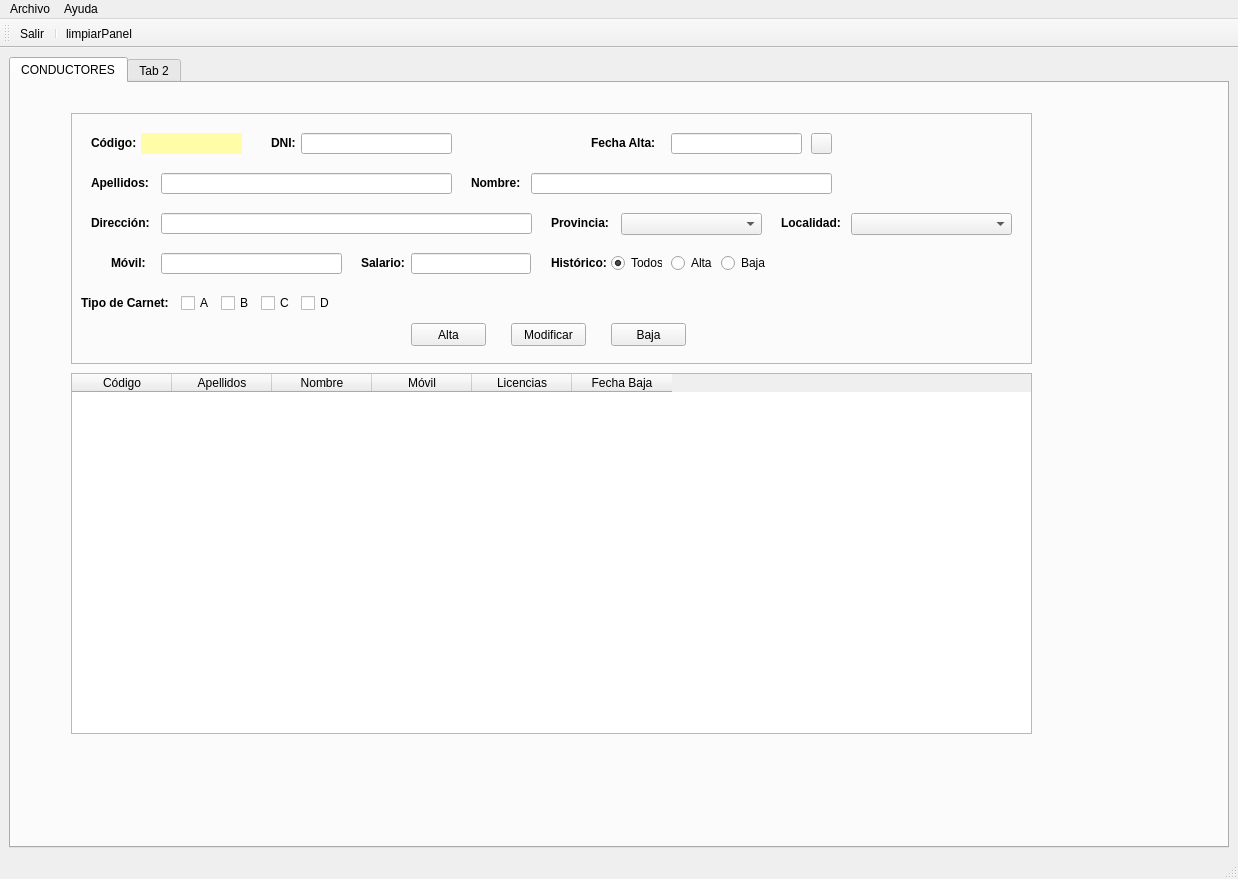
Qt form TEMA 1/templates/MainWindow.ui (braisdp6/2DAM_DI) before a commit.
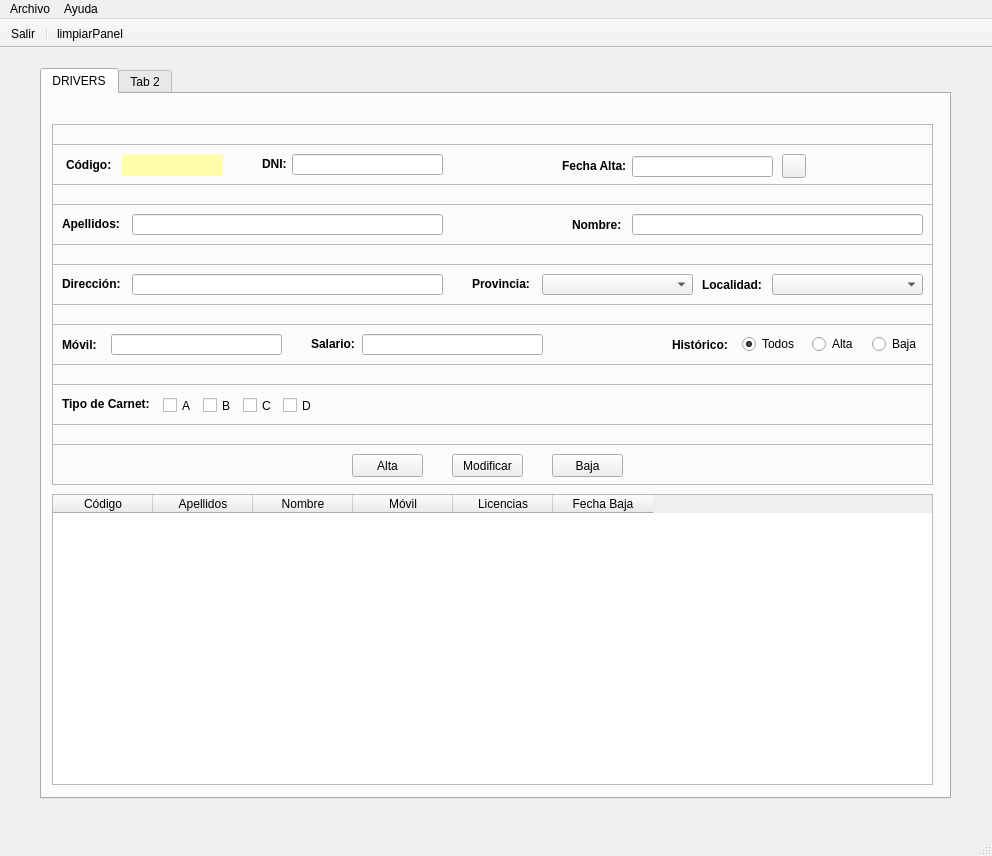
The same form after that commit. Icons and pictures are not drawn.

The edit to the form file:
```diff
--- a/TEMA 1/templates/MainWindow.ui
+++ b/TEMA 1/templates/MainWindow.ui
@@ -6,35 +6,19 @@
    <rect>
     <x>0</x>
     <y>0</y>
-    <width>1238</width>
-    <height>879</height>
+    <width>992</width>
+    <height>856</height>
    </rect>
   </property>
   <property name="sizePolicy">
-   <sizepolicy hsizetype="Expanding" vsizetype="Expanding">
+   <sizepolicy hsizetype="Maximum" vsizetype="Maximum">
     <horstretch>0</horstretch>
     <verstretch>0</verstretch>
    </sizepolicy>
   </property>
-  <property name="minimumSize">
-   <size>
-    <width>1024</width>
-    <height>768</height>
-   </size>
-  </property>
   <property name="windowTitle">
    <string>MainWindow</string>
   </property>
-  <property name="windowIcon">
-   <iconset>
-    <normaloff>C:/Users/a19braisdp/.designer/backup/img/taxi.ico</normaloff>C:/Users/a19braisdp/.designer/backup/img/taxi.ico</iconset>
-  </property>
-  <property name="iconSize">
-   <size>
-    <width>24</width>
-    <height>24</height>
-   </size>
-  </property>
   <widget class="QWidget" name="centralwidget">
    <property name="sizePolicy">
     <sizepolicy hsizetype="Expanding" vsizetype="Expanding">
@@ -42,19 +26,30 @@
      <verstretch>0</verstretch>
     </sizepolicy>
    </property>
-   <layout class="QGridLayout" name="gridLayout">
-    <item row="0" column="0">
+   <property name="minimumSize">
+    <size>
+     <width>992</width>
+     <height>781</height>
+    </size>
+   </property>
+   <widget class="QWidget" name="gridLayoutWidget">
+    <property name="geometry">
+     <rect>
+      <x>40</x>
+      <y>20</y>
+      <width>911</width>
+      <height>731</height>
+     </rect>
+    </property>
+    <layout class="QHBoxLayout" name="horizontalLayout">
+     <item>
+      <layout class="QVBoxLayout" name="vLayoutDentroVentana">
+       <item>
      <widget class="QTabWidget" name="panelPrincipal">
-      <property name="sizePolicy">
-       <sizepolicy hsizetype="Expanding" vsizetype="Expanding">
-        <horstretch>2</horstretch>
-        <verstretch>2</verstretch>
-       </sizepolicy>
-      </property>
       <property name="minimumSize">
        <size>
-        <width>980</width>
-        <height>700</height>
+           <width>907</width>
+           <height>727</height>
        </size>
       </property>
       <property name="currentIndex">
@@ -67,16 +62,28 @@
          <verstretch>0</verstretch>
         </sizepolicy>
        </property>
+          <property name="minimumSize">
+           <size>
+            <width>1</width>
+            <height>0</height>
+           </size>
+          </property>
+          <property name="font">
+           <font>
+            <weight>50</weight>
+            <bold>false</bold>
+           </font>
+          </property>
        <attribute name="title">
-        <string>CONDUCTORES</string>
-       </attribute>
-       <widget class="QFrame" name="frameConductores">
+           <string>DRIVERS</string>
+          </attribute>
+          <widget class="QFrame" name="frameInsertarDatos">
         <property name="geometry">
          <rect>
-          <x>60</x>
+             <x>10</x>
           <y>30</y>
-          <width>961</width>
-          <height>251</height>
+             <width>881</width>
+             <height>361</height>
          </rect>
         </property>
         <property name="sizePolicy">
@@ -85,168 +92,64 @@
           <verstretch>0</verstretch>
          </sizepolicy>
         </property>
+           <property name="minimumSize">
+            <size>
+             <width>881</width>
+             <height>361</height>
+            </size>
+           </property>
         <property name="frameShape">
          <enum>QFrame::StyledPanel</enum>
         </property>
         <property name="frameShadow">
          <enum>QFrame::Plain</enum>
         </property>
-        <property name="lineWidth">
-         <number>5</number>
-        </property>
-        <property name="midLineWidth">
-         <number>0</number>
-        </property>
-        <widget class="QLineEdit" name="txtApel">
+           <widget class="QFrame" name="frame">
          <property name="geometry">
           <rect>
-           <x>90</x>
-           <y>60</y>
-           <width>291</width>
-           <height>21</height>
-          </rect>
-         </property>
-         <property name="minimumSize">
-          <size>
-           <width>0</width>
-           <height>0</height>
-          </size>
-         </property>
-        </widget>
-        <widget class="QLabel" name="lblFechaAlta">
-         <property name="geometry">
-          <rect>
-           <x>520</x>
+              <x>0</x>
            <y>20</y>
-           <width>71</width>
-           <height>20</height>
-          </rect>
-         </property>
-         <property name="font">
-          <font>
-           <weight>75</weight>
-           <bold>true</bold>
-          </font>
-         </property>
-         <property name="styleSheet">
-          <string notr="true"/>
-         </property>
-         <property name="text">
-          <string>Fecha Alta:</string>
-         </property>
-        </widget>
-        <widget class="QLineEdit" name="txtDni">
+              <width>881</width>
+              <height>41</height>
+             </rect>
+            </property>
+            <property name="sizePolicy">
+             <sizepolicy hsizetype="Expanding" vsizetype="Expanding">
+              <horstretch>0</horstretch>
+              <verstretch>0</verstretch>
+             </sizepolicy>
+            </property>
+            <property name="frameShape">
+             <enum>QFrame::StyledPanel</enum>
+            </property>
+            <property name="frameShadow">
+             <enum>QFrame::Raised</enum>
+            </property>
+            <widget class="QLabel" name="lblCod">
          <property name="geometry">
           <rect>
-           <x>230</x>
-           <y>20</y>
-           <width>151</width>
-           <height>21</height>
-          </rect>
-         </property>
-         <property name="minimumSize">
-          <size>
-           <width>120</width>
-           <height>20</height>
-          </size>
-         </property>
-         <property name="alignment">
-          <set>Qt::AlignCenter</set>
-         </property>
-        </widget>
-        <widget class="QLineEdit" name="txtNombre">
-         <property name="geometry">
-          <rect>
-           <x>460</x>
-           <y>60</y>
-           <width>301</width>
-           <height>21</height>
-          </rect>
-         </property>
-         <property name="minimumSize">
-          <size>
-           <width>120</width>
-           <height>20</height>
-          </size>
-         </property>
-        </widget>
-        <widget class="QLabel" name="lblNombre">
-         <property name="geometry">
-          <rect>
-           <x>400</x>
-           <y>60</y>
-           <width>50</width>
-           <height>20</height>
-          </rect>
-         </property>
+               <x>14</x>
+               <y>5</y>
+               <width>51</width>
+               <height>31</height>
+              </rect>
+             </property>
          <property name="font">
           <font>
+               <family>Segoe UI</family>
            <weight>75</weight>
            <bold>true</bold>
           </font>
          </property>
-         <property name="styleSheet">
-          <string notr="true"/>
-         </property>
          <property name="text">
-          <string>Nombre:</string>
-         </property>
-        </widget>
-        <widget class="QLabel" name="lblApel">
-         <property name="geometry">
-          <rect>
-           <x>20</x>
-           <y>60</y>
-           <width>90</width>
-           <height>20</height>
-          </rect>
-         </property>
-         <property name="minimumSize">
-          <size>
-           <width>60</width>
-           <height>20</height>
-          </size>
-         </property>
-         <property name="font">
-          <font>
-           <weight>75</weight>
-           <bold>true</bold>
-          </font>
-         </property>
-         <property name="text">
-          <string>Apellidos:</string>
-         </property>
-        </widget>
-        <widget class="QLabel" name="lblDni">
-         <property name="geometry">
-          <rect>
-           <x>200</x>
-           <y>20</y>
-           <width>50</width>
-           <height>20</height>
-          </rect>
-         </property>
-         <property name="minimumSize">
-          <size>
-           <width>0</width>
-           <height>20</height>
-          </size>
-         </property>
-         <property name="font">
-          <font>
-           <weight>75</weight>
-           <bold>true</bold>
-          </font>
-         </property>
-         <property name="text">
-          <string>DNI:</string>
+              <string>Código:</string>
          </property>
         </widget>
         <widget class="QLabel" name="lblCodbd">
          <property name="geometry">
           <rect>
            <x>70</x>
-           <y>20</y>
+               <y>11</y>
            <width>101</width>
            <height>21</height>
           </rect>
@@ -273,12 +176,80 @@
           <set>Qt::AlignCenter</set>
          </property>
         </widget>
+            <widget class="QLabel" name="lblDni">
+             <property name="geometry">
+              <rect>
+               <x>210</x>
+               <y>-1</y>
+               <width>41</width>
+               <height>41</height>
+              </rect>
+             </property>
+             <property name="minimumSize">
+              <size>
+               <width>0</width>
+               <height>20</height>
+              </size>
+             </property>
+             <property name="font">
+              <font>
+               <family>Segoe UI</family>
+               <weight>75</weight>
+               <bold>true</bold>
+              </font>
+             </property>
+             <property name="text">
+              <string>DNI:</string>
+             </property>
+            </widget>
+            <widget class="QLineEdit" name="txtDni">
+             <property name="geometry">
+              <rect>
+               <x>240</x>
+               <y>10</y>
+               <width>151</width>
+               <height>21</height>
+              </rect>
+             </property>
+             <property name="minimumSize">
+              <size>
+               <width>120</width>
+               <height>20</height>
+              </size>
+             </property>
+             <property name="alignment">
+              <set>Qt::AlignCenter</set>
+             </property>
+            </widget>
+            <widget class="QLabel" name="lblFechaAlta">
+             <property name="geometry">
+              <rect>
+               <x>510</x>
+               <y>1</y>
+               <width>81</width>
+               <height>41</height>
+              </rect>
+             </property>
+             <property name="font">
+              <font>
+               <family>Segoe UI</family>
+               <weight>75</weight>
+               <bold>true</bold>
+              </font>
+             </property>
+             <property name="styleSheet">
+              <string notr="true"/>
+             </property>
+             <property name="text">
+              <string>Fecha Alta:</string>
+             </property>
+            </widget>
         <widget class="QLineEdit" name="txtFechaAlta">
          <property name="geometry">
           <rect>
-           <x>600</x>
-           <y>20</y>
-           <width>131</width>
+               <x>580</x>
+               <y>12</y>
+               <width>141</width>
            <height>21</height>
           </rect>
          </property>
@@ -289,38 +260,13 @@
           </size>
          </property>
         </widget>
-        <widget class="QLabel" name="lblCod">
-         <property name="geometry">
-          <rect>
-           <x>20</x>
-           <y>20</y>
-           <width>50</width>
-           <height>20</height>
-          </rect>
-         </property>
-         <property name="minimumSize">
-          <size>
-           <width>0</width>
-           <height>20</height>
-          </size>
-         </property>
-         <property name="font">
-          <font>
-           <weight>75</weight>
-           <bold>true</bold>
-          </font>
-         </property>
-         <property name="text">
-          <string>Código:</string>
-         </property>
-        </widget>
         <widget class="QPushButton" name="btnCalendar">
          <property name="geometry">
           <rect>
-           <x>740</x>
-           <y>20</y>
-           <width>21</width>
-           <height>21</height>
+               <x>730</x>
+               <y>10</y>
+               <width>24</width>
+               <height>24</height>
           </rect>
          </property>
          <property name="text">
@@ -334,8 +280,8 @@
         <widget class="QLabel" name="lblValidarDni">
          <property name="geometry">
           <rect>
-           <x>390</x>
-           <y>10</y>
+               <x>400</x>
+               <y>0</y>
            <width>50</width>
            <height>41</height>
           </rect>
@@ -365,13 +311,138 @@
           <set>Qt::AlignLeading|Qt::AlignLeft|Qt::AlignVCenter</set>
          </property>
         </widget>
+           </widget>
+           <widget class="QFrame" name="frame_2">
+            <property name="geometry">
+             <rect>
+              <x>0</x>
+              <y>80</y>
+              <width>881</width>
+              <height>41</height>
+             </rect>
+            </property>
+            <property name="sizePolicy">
+             <sizepolicy hsizetype="Expanding" vsizetype="Expanding">
+              <horstretch>0</horstretch>
+              <verstretch>0</verstretch>
+             </sizepolicy>
+            </property>
+            <property name="frameShape">
+             <enum>QFrame::StyledPanel</enum>
+            </property>
+            <property name="frameShadow">
+             <enum>QFrame::Raised</enum>
+            </property>
+            <widget class="QLabel" name="lblApel">
+             <property name="geometry">
+              <rect>
+               <x>10</x>
+               <y>-1</y>
+               <width>71</width>
+               <height>41</height>
+              </rect>
+             </property>
+             <property name="minimumSize">
+              <size>
+               <width>60</width>
+               <height>20</height>
+              </size>
+             </property>
+             <property name="font">
+              <font>
+               <family>Segoe UI</family>
+               <weight>75</weight>
+               <bold>true</bold>
+              </font>
+             </property>
+             <property name="text">
+              <string>Apellidos:</string>
+             </property>
+            </widget>
+            <widget class="QLineEdit" name="txtApel">
+             <property name="geometry">
+              <rect>
+               <x>80</x>
+               <y>10</y>
+               <width>311</width>
+               <height>21</height>
+              </rect>
+             </property>
+             <property name="minimumSize">
+              <size>
+               <width>0</width>
+               <height>0</height>
+              </size>
+             </property>
+            </widget>
+            <widget class="QLabel" name="lblNombre">
+             <property name="geometry">
+              <rect>
+               <x>520</x>
+               <y>0</y>
+               <width>61</width>
+               <height>41</height>
+              </rect>
+             </property>
+             <property name="font">
+              <font>
+               <family>Segoe UI</family>
+               <weight>75</weight>
+               <bold>true</bold>
+              </font>
+             </property>
+             <property name="styleSheet">
+              <string notr="true"/>
+             </property>
+             <property name="text">
+              <string>Nombre:</string>
+             </property>
+            </widget>
+            <widget class="QLineEdit" name="txtNombre">
+             <property name="geometry">
+              <rect>
+               <x>580</x>
+               <y>10</y>
+               <width>291</width>
+               <height>21</height>
+              </rect>
+             </property>
+             <property name="minimumSize">
+              <size>
+               <width>120</width>
+               <height>20</height>
+              </size>
+             </property>
+            </widget>
+           </widget>
+           <widget class="QFrame" name="frame_3">
+            <property name="geometry">
+             <rect>
+              <x>0</x>
+              <y>140</y>
+              <width>881</width>
+              <height>41</height>
+             </rect>
+            </property>
+            <property name="sizePolicy">
+             <sizepolicy hsizetype="Expanding" vsizetype="Expanding">
+              <horstretch>0</horstretch>
+              <verstretch>0</verstretch>
+             </sizepolicy>
+            </property>
+            <property name="frameShape">
+             <enum>QFrame::StyledPanel</enum>
+            </property>
+            <property name="frameShadow">
+             <enum>QFrame::Raised</enum>
+            </property>
         <widget class="QLabel" name="lblDireccion">
          <property name="geometry">
           <rect>
-           <x>20</x>
-           <y>100</y>
-           <width>90</width>
-           <height>20</height>
+               <x>10</x>
+               <y>-1</y>
+               <width>71</width>
+               <height>41</height>
           </rect>
          </property>
          <property name="minimumSize">
@@ -382,6 +453,7 @@
          </property>
          <property name="font">
           <font>
+               <family>Segoe UI</family>
            <weight>75</weight>
            <bold>true</bold>
           </font>
@@ -393,9 +465,9 @@
         <widget class="QLineEdit" name="txtDireccion">
          <property name="geometry">
           <rect>
-           <x>90</x>
-           <y>100</y>
-           <width>371</width>
+               <x>80</x>
+               <y>10</y>
+               <width>311</width>
            <height>21</height>
           </rect>
          </property>
@@ -406,60 +478,13 @@
           </size>
          </property>
         </widget>
-        <widget class="QLabel" name="lblMovil">
-         <property name="geometry">
-          <rect>
-           <x>40</x>
-           <y>140</y>
-           <width>60</width>
-           <height>20</height>
-          </rect>
-         </property>
-         <property name="minimumSize">
-          <size>
-           <width>60</width>
-           <height>20</height>
-          </size>
-         </property>
-         <property name="font">
-          <font>
-           <weight>75</weight>
-           <bold>true</bold>
-          </font>
-         </property>
-         <property name="styleSheet">
-          <string notr="true"/>
-         </property>
-         <property name="text">
-          <string>Móvil:</string>
-         </property>
-        </widget>
-        <widget class="QLineEdit" name="txtMovil">
-         <property name="geometry">
-          <rect>
-           <x>90</x>
-           <y>140</y>
-           <width>181</width>
-           <height>21</height>
-          </rect>
-         </property>
-         <property name="minimumSize">
-          <size>
-           <width>120</width>
-           <height>20</height>
-          </size>
-         </property>
-         <property name="alignment">
-          <set>Qt::AlignCenter</set>
-         </property>
-        </widget>
         <widget class="QLabel" name="lblProvincia">
          <property name="geometry">
           <rect>
-           <x>480</x>
-           <y>100</y>
-           <width>61</width>
-           <height>20</height>
+               <x>420</x>
+               <y>-1</y>
+               <width>71</width>
+               <height>41</height>
           </rect>
          </property>
          <property name="minimumSize">
@@ -470,6 +495,7 @@
          </property>
          <property name="font">
           <font>
+               <family>Segoe UI</family>
            <weight>75</weight>
            <bold>true</bold>
           </font>
@@ -478,13 +504,23 @@
           <string>Provincia:</string>
          </property>
         </widget>
+            <widget class="QComboBox" name="cmbProvincia">
+             <property name="geometry">
+              <rect>
+               <x>490</x>
+               <y>10</y>
+               <width>151</width>
+               <height>21</height>
+              </rect>
+             </property>
+            </widget>
         <widget class="QLabel" name="lblLocalidad">
          <property name="geometry">
           <rect>
-           <x>710</x>
-           <y>100</y>
+               <x>650</x>
+               <y>0</y>
            <width>81</width>
-           <height>20</height>
+               <height>41</height>
           </rect>
          </property>
          <property name="minimumSize">
@@ -495,6 +531,7 @@
          </property>
          <property name="font">
           <font>
+               <family>Segoe UI</family>
            <weight>75</weight>
            <bold>true</bold>
           </font>
@@ -503,33 +540,93 @@
           <string>Localidad:</string>
          </property>
         </widget>
-        <widget class="QComboBox" name="cmbProvincia">
-         <property name="geometry">
-          <rect>
-           <x>550</x>
-           <y>100</y>
-           <width>141</width>
-           <height>22</height>
-          </rect>
-         </property>
-        </widget>
         <widget class="QComboBox" name="cmbLocalidad">
          <property name="geometry">
           <rect>
-           <x>780</x>
-           <y>100</y>
-           <width>161</width>
-           <height>22</height>
-          </rect>
+               <x>720</x>
+               <y>10</y>
+               <width>151</width>
+               <height>21</height>
+              </rect>
+             </property>
+            </widget>
+           </widget>
+           <widget class="QFrame" name="frame_4">
+            <property name="geometry">
+             <rect>
+              <x>0</x>
+              <y>200</y>
+              <width>881</width>
+              <height>41</height>
+             </rect>
+            </property>
+            <property name="sizePolicy">
+             <sizepolicy hsizetype="Expanding" vsizetype="Expanding">
+              <horstretch>0</horstretch>
+              <verstretch>0</verstretch>
+             </sizepolicy>
+            </property>
+            <property name="frameShape">
+             <enum>QFrame::StyledPanel</enum>
+            </property>
+            <property name="frameShadow">
+             <enum>QFrame::Raised</enum>
+            </property>
+            <widget class="QLabel" name="lblMovil">
+             <property name="geometry">
+              <rect>
+               <x>10</x>
+               <y>0</y>
+               <width>61</width>
+               <height>41</height>
+              </rect>
+             </property>
+             <property name="minimumSize">
+              <size>
+               <width>60</width>
+               <height>20</height>
+              </size>
+             </property>
+             <property name="font">
+              <font>
+               <family>Segoe UI</family>
+               <weight>75</weight>
+               <bold>true</bold>
+              </font>
+             </property>
+             <property name="styleSheet">
+              <string notr="true"/>
+             </property>
+             <property name="text">
+              <string>Móvil:</string>
+             </property>
+            </widget>
+            <widget class="QLineEdit" name="txtMovil">
+             <property name="geometry">
+              <rect>
+               <x>59</x>
+               <y>10</y>
+               <width>171</width>
+               <height>21</height>
+              </rect>
+             </property>
+             <property name="minimumSize">
+              <size>
+               <width>120</width>
+               <height>20</height>
+              </size>
+             </property>
+             <property name="alignment">
+              <set>Qt::AlignCenter</set>
          </property>
         </widget>
         <widget class="QLabel" name="lblSalario">
          <property name="geometry">
           <rect>
-           <x>290</x>
-           <y>140</y>
-           <width>60</width>
-           <height>20</height>
+               <x>259</x>
+               <y>-1</y>
+               <width>61</width>
+               <height>41</height>
           </rect>
          </property>
          <property name="minimumSize">
@@ -540,6 +637,7 @@
          </property>
          <property name="font">
           <font>
+               <family>Segoe UI</family>
            <weight>75</weight>
            <bold>true</bold>
           </font>
@@ -554,9 +652,9 @@
         <widget class="QLineEdit" name="txtSalario">
          <property name="geometry">
           <rect>
-           <x>340</x>
-           <y>140</y>
-           <width>120</width>
+               <x>310</x>
+               <y>10</y>
+               <width>181</width>
            <height>21</height>
           </rect>
          </property>
@@ -570,117 +668,13 @@
           <set>Qt::AlignRight|Qt::AlignTrailing|Qt::AlignVCenter</set>
          </property>
         </widget>
-        <widget class="QLabel" name="lblCarnet">
-         <property name="geometry">
-          <rect>
-           <x>10</x>
-           <y>180</y>
-           <width>91</width>
-           <height>20</height>
-          </rect>
-         </property>
-         <property name="minimumSize">
-          <size>
-           <width>60</width>
-           <height>20</height>
-          </size>
-         </property>
-         <property name="font">
-          <font>
-           <weight>75</weight>
-           <bold>true</bold>
-          </font>
-         </property>
-         <property name="styleSheet">
-          <string notr="true"/>
-         </property>
-         <property name="text">
-          <string>Tipo de Carnet:</string>
-         </property>
-        </widget>
-        <widget class="QCheckBox" name="chkA">
-         <property name="geometry">
-          <rect>
-           <x>110</x>
-           <y>180</y>
-           <width>31</width>
-           <height>20</height>
-          </rect>
-         </property>
-         <property name="minimumSize">
-          <size>
-           <width>0</width>
-           <height>20</height>
-          </size>
-         </property>
-         <property name="text">
-          <string>A</string>
-         </property>
-        </widget>
-        <widget class="QCheckBox" name="chkB">
-         <property name="geometry">
-          <rect>
-           <x>150</x>
-           <y>180</y>
-           <width>31</width>
-           <height>20</height>
-          </rect>
-         </property>
-         <property name="minimumSize">
-          <size>
-           <width>0</width>
-           <height>20</height>
-          </size>
-         </property>
-         <property name="text">
-          <string>B</string>
-         </property>
-        </widget>
-        <widget class="QCheckBox" name="chkC">
-         <property name="geometry">
-          <rect>
-           <x>190</x>
-           <y>180</y>
-           <width>31</width>
-           <height>20</height>
-          </rect>
-         </property>
-         <property name="minimumSize">
-          <size>
-           <width>0</width>
-           <height>20</height>
-          </size>
-         </property>
-         <property name="text">
-          <string>C</string>
-         </property>
-        </widget>
-        <widget class="QCheckBox" name="chkD">
-         <property name="geometry">
-          <rect>
-           <x>230</x>
-           <y>180</y>
-           <width>31</width>
-           <height>20</height>
-          </rect>
-         </property>
-         <property name="minimumSize">
-          <size>
-           <width>0</width>
-           <height>20</height>
-          </size>
-         </property>
-         <property name="text">
-          <string>D</string>
-         </property>
-        </widget>
         <widget class="QLabel" name="lblHistorico">
          <property name="geometry">
           <rect>
-           <x>480</x>
-           <y>140</y>
-           <width>61</width>
-           <height>20</height>
+               <x>620</x>
+               <y>0</y>
+               <width>71</width>
+               <height>41</height>
           </rect>
          </property>
          <property name="minimumSize">
@@ -691,6 +685,7 @@
          </property>
          <property name="font">
           <font>
+               <family>Segoe UI</family>
            <weight>75</weight>
            <bold>true</bold>
           </font>
@@ -705,9 +700,9 @@
         <widget class="QRadioButton" name="rbtTodos">
          <property name="geometry">
           <rect>
-           <x>540</x>
-           <y>140</y>
-           <width>51</width>
+               <x>690</x>
+               <y>10</y>
+               <width>71</width>
            <height>20</height>
           </rect>
          </property>
@@ -723,15 +718,12 @@
          <property name="checked">
           <bool>true</bool>
          </property>
-         <attribute name="buttonGroup">
-          <string notr="true">buttonGroup</string>
-         </attribute>
         </widget>
         <widget class="QRadioButton" name="rbtBaja">
          <property name="geometry">
           <rect>
-           <x>650</x>
-           <y>140</y>
+               <x>820</x>
+               <y>10</y>
            <width>51</width>
            <height>20</height>
           </rect>
@@ -745,15 +737,12 @@
          <property name="text">
           <string>Baja</string>
          </property>
-         <attribute name="buttonGroup">
-          <string notr="true">buttonGroup</string>
-         </attribute>
         </widget>
         <widget class="QRadioButton" name="rbtAlta">
          <property name="geometry">
           <rect>
-           <x>600</x>
-           <y>140</y>
+               <x>760</x>
+               <y>10</y>
            <width>51</width>
            <height>20</height>
           </rect>
@@ -767,29 +756,175 @@
          <property name="text">
           <string>Alta</string>
          </property>
-         <attribute name="buttonGroup">
-          <string notr="true">buttonGroup</string>
-         </attribute>
-        </widget>
-        <widget class="QPushButton" name="btnAltaDriver">
+            </widget>
+           </widget>
+           <widget class="QFrame" name="frame_5">
          <property name="geometry">
           <rect>
-           <x>340</x>
-           <y>210</y>
-           <width>75</width>
+              <x>0</x>
+              <y>260</y>
+              <width>881</width>
+              <height>41</height>
+             </rect>
+            </property>
+            <property name="sizePolicy">
+             <sizepolicy hsizetype="Expanding" vsizetype="Expanding">
+              <horstretch>0</horstretch>
+              <verstretch>0</verstretch>
+             </sizepolicy>
+            </property>
+            <property name="frameShape">
+             <enum>QFrame::StyledPanel</enum>
+            </property>
+            <property name="frameShadow">
+             <enum>QFrame::Raised</enum>
+            </property>
+            <widget class="QLabel" name="lblCarnet">
+             <property name="geometry">
+              <rect>
+               <x>10</x>
+               <y>-1</y>
+               <width>101</width>
+               <height>41</height>
+              </rect>
+             </property>
+             <property name="minimumSize">
+              <size>
+               <width>60</width>
+               <height>20</height>
+              </size>
+             </property>
+             <property name="font">
+              <font>
+               <family>Segoe UI</family>
+               <weight>75</weight>
+               <bold>true</bold>
+              </font>
+             </property>
+             <property name="styleSheet">
+              <string notr="true"/>
+             </property>
+             <property name="text">
+              <string>Tipo de Carnet:</string>
+             </property>
+            </widget>
+            <widget class="QCheckBox" name="chkB">
+             <property name="geometry">
+              <rect>
+               <x>151</x>
+               <y>11</y>
+               <width>31</width>
+               <height>21</height>
+              </rect>
+             </property>
+             <property name="minimumSize">
+              <size>
+               <width>0</width>
+               <height>20</height>
+              </size>
+             </property>
+             <property name="text">
+              <string>B</string>
+             </property>
+            </widget>
+            <widget class="QCheckBox" name="chkD">
+             <property name="geometry">
+              <rect>
+               <x>231</x>
+               <y>11</y>
+               <width>31</width>
+               <height>21</height>
+              </rect>
+             </property>
+             <property name="minimumSize">
+              <size>
+               <width>0</width>
+               <height>20</height>
+              </size>
+             </property>
+             <property name="text">
+              <string>D</string>
+             </property>
+            </widget>
+            <widget class="QCheckBox" name="chkC">
+             <property name="geometry">
+              <rect>
+               <x>191</x>
+               <y>11</y>
+               <width>31</width>
+               <height>21</height>
+              </rect>
+             </property>
+             <property name="minimumSize">
+              <size>
+               <width>0</width>
+               <height>20</height>
+              </size>
+             </property>
+             <property name="text">
+              <string>C</string>
+             </property>
+            </widget>
+            <widget class="QCheckBox" name="chkA">
+             <property name="geometry">
+              <rect>
+               <x>111</x>
+               <y>11</y>
+               <width>31</width>
+               <height>21</height>
+              </rect>
+             </property>
+             <property name="minimumSize">
+              <size>
+               <width>0</width>
+               <height>20</height>
+              </size>
+             </property>
+             <property name="text">
+              <string>A</string>
+             </property>
+            </widget>
+           </widget>
+           <widget class="QFrame" name="frame_6">
+            <property name="geometry">
+             <rect>
+              <x>0</x>
+              <y>320</y>
+              <width>881</width>
+              <height>41</height>
+             </rect>
+            </property>
+            <property name="sizePolicy">
+             <sizepolicy hsizetype="Expanding" vsizetype="Expanding">
+              <horstretch>0</horstretch>
+              <verstretch>0</verstretch>
+             </sizepolicy>
+            </property>
+            <property name="frameShape">
+             <enum>QFrame::StyledPanel</enum>
+            </property>
+            <property name="frameShadow">
+             <enum>QFrame::Raised</enum>
+            </property>
+            <widget class="QPushButton" name="btnBajaDriver">
+             <property name="geometry">
+              <rect>
+               <x>500</x>
+               <y>10</y>
+               <width>71</width>
            <height>23</height>
           </rect>
          </property>
          <property name="text">
-          <string>Alta</string>
+              <string>Baja</string>
          </property>
         </widget>
         <widget class="QPushButton" name="btnModificarDriver">
          <property name="geometry">
           <rect>
-           <x>440</x>
-           <y>210</y>
-           <width>75</width>
+               <x>400</x>
+               <y>10</y>
+               <width>71</width>
            <height>23</height>
           </rect>
          </property>
@@ -797,36 +932,70 @@
           <string>Modificar</string>
          </property>
         </widget>
-        <widget class="QPushButton" name="btnBajaDriver">
+            <widget class="QPushButton" name="btnAltaDriver">
          <property name="geometry">
           <rect>
-           <x>540</x>
-           <y>210</y>
-           <width>75</width>
+               <x>300</x>
+               <y>10</y>
+               <width>71</width>
            <height>23</height>
           </rect>
          </property>
          <property name="text">
-          <string>Baja</string>
+              <string>Alta</string>
          </property>
         </widget>
        </widget>
+          </widget>
+          <widget class="QFrame" name="frameMostrarDatos">
+           <property name="geometry">
+            <rect>
+             <x>10</x>
+             <y>400</y>
+             <width>881</width>
+             <height>291</height>
+            </rect>
+           </property>
+           <property name="sizePolicy">
+            <sizepolicy hsizetype="Expanding" vsizetype="Expanding">
+             <horstretch>0</horstretch>
+             <verstretch>0</verstretch>
+            </sizepolicy>
+           </property>
+           <property name="frameShape">
+            <enum>QFrame::StyledPanel</enum>
+           </property>
+           <property name="frameShadow">
+            <enum>QFrame::Plain</enum>
+           </property>
        <widget class="QTableWidget" name="tabDrivers">
         <property name="geometry">
          <rect>
-          <x>60</x>
-          <y>290</y>
-          <width>961</width>
-          <height>361</height>
-         </rect>
-        </property>
+              <x>0</x>
+              <y>0</y>
+              <width>881</width>
+              <height>291</height>
+             </rect>
+            </property>
+            <property name="font">
+             <font>
+              <weight>50</weight>
+              <bold>false</bold>
+             </font>
+            </property>
         <property name="alternatingRowColors">
          <bool>true</bool>
         </property>
         <property name="selectionBehavior">
          <enum>QAbstractItemView::SelectRows</enum>
         </property>
-        <attribute name="verticalHeaderVisible">
+            <property name="showGrid">
+             <bool>true</bool>
+            </property>
+            <property name="gridStyle">
+             <enum>Qt::SolidLine</enum>
+            </property>
+            <attribute name="verticalHeaderCascadingSectionResizes">
          <bool>false</bool>
         </attribute>
         <column>
@@ -861,6 +1030,7 @@
         </column>
        </widget>
       </widget>
+         </widget>
       <widget class="QWidget" name="tab_2">
        <attribute name="title">
         <string>Tab 2</string>
@@ -869,13 +1039,16 @@
      </widget>
     </item>
    </layout>
+     </item>
+    </layout>
+   </widget>
   </widget>
   <widget class="QMenuBar" name="menubar">
    <property name="geometry">
     <rect>
      <x>0</x>
      <y>0</y>
-     <width>1238</width>
+     <width>992</width>
      <height>21</height>
     </rect>
    </property>
@@ -883,22 +1056,31 @@
     <property name="title">
      <string>Archivo</string>
     </property>
-    <addaction name="actionSalir"/>
+    <addaction name="actionBarSalir"/>
    </widget>
-   <widget class="QMenu" name="menuHelp">
+   <widget class="QMenu" name="menuAyuda">
     <property name="title">
      <string>Ayuda</string>
     </property>
     <addaction name="actionAcerca_de"/>
    </widget>
    <addaction name="menuArchivo"/>
-   <addaction name="menuHelp"/>
+   <addaction name="menuAyuda"/>
   </widget>
   <widget class="QStatusBar" name="statusbar"/>
   <widget class="QToolBar" name="toolBar">
+   <property name="enabled">
+    <bool>true</bool>
+   </property>
    <property name="windowTitle">
     <string>toolBar</string>
    </property>
+   <property name="movable">
+    <bool>false</bool>
+   </property>
+   <property name="floatable">
+    <bool>true</bool>
+   </property>
    <attribute name="toolBarArea">
     <enum>TopToolBarArea</enum>
    </attribute>
@@ -909,16 +1091,6 @@
    <addaction name="separator"/>
    <addaction name="actionLimpiarPanel"/>
   </widget>
-  <action name="actionSalir">
-   <property name="text">
-    <string>Salir</string>
-   </property>
-  </action>
-  <action name="actionAcerca_de">
-   <property name="text">
-    <string>Acerca de...</string>
-   </property>
-  </action>
   <action name="actionBarSalir">
    <property name="icon">
     <iconset>
@@ -928,6 +1100,15 @@
     <string>Salir</string>
    </property>
   </action>
+  <action name="actionAcerca_de">
+   <property name="icon">
+    <iconset>
+     <normaloff>../img/acercade.png</normaloff>../img/acercade.png</iconset>
+   </property>
+   <property name="text">
+    <string>Acerca de...</string>
+   </property>
+  </action>
   <action name="actionLimpiarPanel">
    <property name="icon">
     <iconset>
```
Left out of the diff: 16 changed lines with no effect on the pictures. Lines whose indentation alone changed are shown as unchanged.
